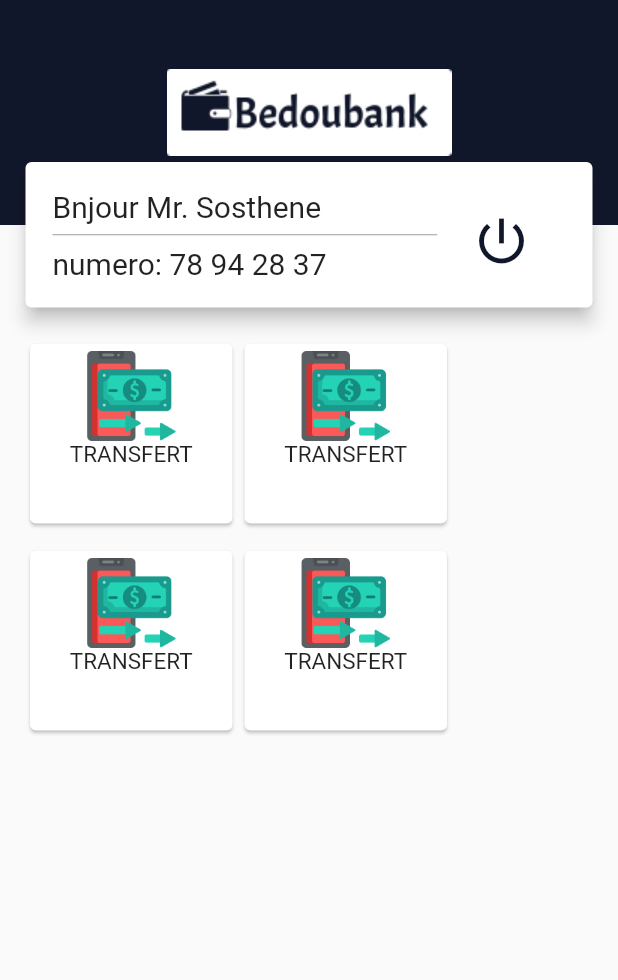
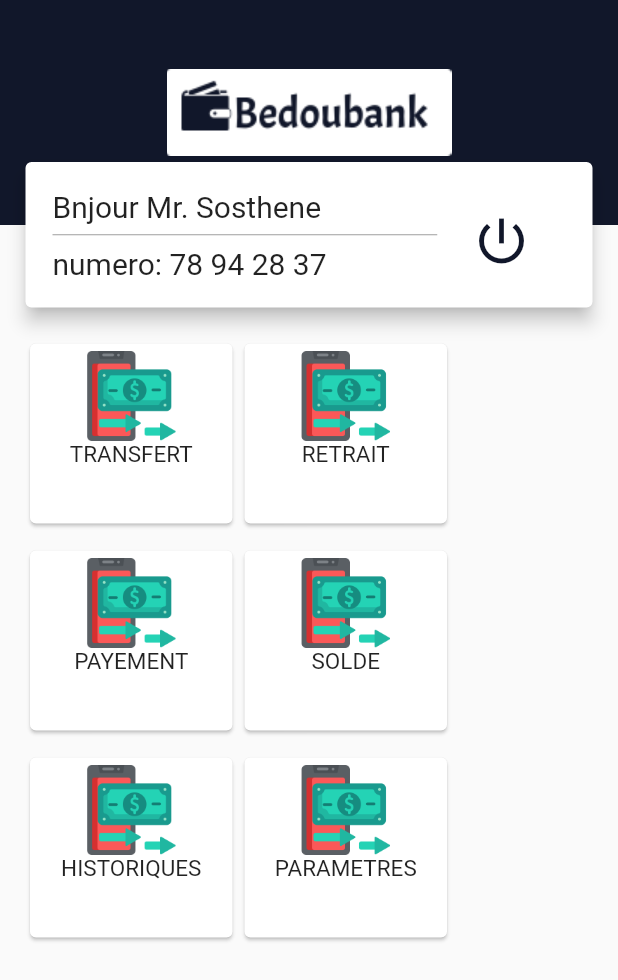
Before and after one commit to SimplonCI/bedoubankv2mobile, a Flutter app: the AccueilMembre screen opened directly, on a phone screen of 412 x 824 dp. Shown: the top 980 px of the screen. Run offline on Flutter 3.47's test engine with Material 2 defaults, Android fonts, the phone set to English and light mode, and no system bars; our stand-ins replace intro_slider.

Commit message:
premiere page de retrait ok

```diff
--- a/lib/home/homepage.dart
+++ b/lib/home/homepage.dart
@@ -1,5 +1,6 @@
 import 'package:flutter/material.dart';
 import 'package:flutter/cupertino.dart';
+import 'package:bedoubank/operations/transfert/transfert_home_page.dart';
 
 
 class AccueilMembre extends StatefulWidget {
@@ -15,15 +16,15 @@ class _AccueilMembreState extends State<AccueilMembre> {
   Widget build(BuildContext context) {
 
     return Scaffold(
-      body: Column(
+      body: SingleChildScrollView(
+        child: Column(
             children: <Widget>[
               // appel du header en bleu avec le logo
               new HomeScreenTopPart(),
               SizedBox(height: 10.0,),
               MyCards()
-
-
             ],
+        ),
       ),
     );
   }
@@ -59,8 +60,7 @@ class _MyCardsState extends State<MyCards> {
 
 
 
-    return SingleChildScrollView(
-      child: Padding(
+    return  Padding(
         padding: EdgeInsets.symmetric(horizontal: 16.0),
         child: Column(
           crossAxisAlignment: CrossAxisAlignment.start,
@@ -71,106 +71,9 @@ class _MyCardsState extends State<MyCards> {
           ],
         ),
 
-      ),
     );
   }
 }
-
-
-// BEGINING ON CARD CONTENTS WIDGETS
-
-
-class CardContents extends StatefulWidget {
-  @override
-  _CardContentsState createState() => _CardContentsState();
-}
-
-class _CardContentsState extends State<CardContents> {
-  @override
-  Widget build(BuildContext context) {
-    return SingleChildScrollView(
-      child: Stack(
-        children: <Widget>[
-          Container(
-            width: MediaQuery.of(context).size.width,
-            child: Column(
-              children: <Widget>[
-                Row(
-                  children: <Widget>[
-                    Card(
-                      child: Container(
-                        width: 135.0,
-                        height: 120.0,
-                        child: Column(
-                          children: <Widget>[
-                              Padding(padding: EdgeInsets.only(top: 5.0)),
-                            Image.asset('assets/images/transfer(1).png',width: 60.0,height: 60.0,),
-                            Text('TRANSFERT',style: TextStyle(fontSize: 15.0),)
-                          ],
-                        ),
-                      ),
-                    ),
-                    Card(
-                      child: Container(
-                        width: 135.0,
-                        height: 120.0,
-                        child: Column(
-                          children: <Widget>[
-                            Padding(padding: EdgeInsets.only(top: 5.0)),
-                            Image.asset('assets/images/transfer(1).png',width: 60.0,height: 60.0,),
-                            Text('TRANSFERT',style: TextStyle(fontSize: 15.0),)
-                          ],
-                        ),
-                      ),
-                    ),
-
-                  ],
-                ),
-
-                SizedBox(height: 10.0,),
-                Row(
-                  children: <Widget>[
-                    Card(
-                      child: Container(
-                        width: 135.0,
-                        height: 120.0,
-                        child: Column(
-                          children: <Widget>[
-                            Padding(padding: EdgeInsets.only(top: 5.0)),
-                            Image.asset('assets/images/transfer(1).png',width: 60.0,height: 60.0,),
-                            Text('TRANSFERT',style: TextStyle(fontSize: 15.0),)
-                          ],
-                        ),
-                      ),
-                    ),
-                    Card(
-                      child: Container(
-                        width: 135.0,
-                        height: 120.0,
-                        child: Column(
-                          children: <Widget>[
-                            Padding(padding: EdgeInsets.only(top: 5.0)),
-                            Image.asset('assets/images/transfer(1).png',width: 60.0,height: 60.0,),
-                            Text('TRANSFERT',style: TextStyle(fontSize: 15.0),)
-                          ],
-                        ),
-                      ),
-                    )
-                  ],
-                ),
-              ],
-            ),
-          )
-        ],
-      ),
-    );
-  }
-}
-
-
-// END OF WIDGET OF CARD CONTENTS
-
-
 
 
 
@@ -239,3 +142,147 @@ class _HomeScreenTopPartState extends State<HomeScreenTopPart> {
   }
 }
 // fiin fiin fiin fiinfiinfiinfiinfiin
+
+
+
+
+
+
+
+
+
+// BEGINING ON CARD CONTENTS WIDGETS
+
+
+class CardContents extends StatefulWidget {
+  @override
+  _CardContentsState createState() => _CardContentsState();
+}
+
+class _CardContentsState extends State<CardContents> {
+  @override
+  Widget build(BuildContext context) {
+    return Stack(
+        children: <Widget>[
+          Container(
+            width: MediaQuery.of(context).size.width,
+            child: Column(
+              children: <Widget>[
+                Row(
+                  children: <Widget>[
+                    GestureDetector(
+                      onTap: (){
+
+                        Navigator.of(context).push(
+                          MaterialPageRoute(
+                            // builder methods always take context!
+                            builder: (context) {
+                              return TransfertHomePage();
+                            },
+                          ),
+                        );
+
+                      },
+                      child: Card(
+                        child: Container(
+                          width: 135.0,
+                          height: 120.0,
+                          child: Column(
+                            children: <Widget>[
+                                Padding(padding: EdgeInsets.only(top: 5.0)),
+                              Image.asset('assets/images/transfer(1).png',width: 60.0,height: 60.0,),
+                              Text('TRANSFERT',style: TextStyle(fontSize: 15.0),)
+                            ],
+                          ),
+                        ),
+                      ),
+                    ),
+                    Card(
+                      child: Container(
+                        width: 135.0,
+                        height: 120.0,
+                        child: Column(
+                          children: <Widget>[
+                            Padding(padding: EdgeInsets.only(top: 5.0)),
+                            Image.asset('assets/images/transfer(1).png',width: 60.0,height: 60.0,),
+                            Text('RETRAIT',style: TextStyle(fontSize: 15.0),)
+                          ],
+                        ),
+                      ),
+                    ),
+
+                  ],
+                ),
+
+                SizedBox(height: 10.0,),
+                Row(
+                  children: <Widget>[
+                    Card(
+                      child: Container(
+                        width: 135.0,
+                        height: 120.0,
+                        child: Column(
+                          children: <Widget>[
+                            Padding(padding: EdgeInsets.only(top: 5.0)),
+                            Image.asset('assets/images/transfer(1).png',width: 60.0,height: 60.0,),
+                            Text('PAYEMENT',style: TextStyle(fontSize: 15.0),)
+                          ],
+                        ),
+                      ),
+                    ),
+                    Card(
+                      child: Container(
+                        width: 135.0,
+                        height: 120.0,
+                        child: Column(
+                          children: <Widget>[
+                            Padding(padding: EdgeInsets.only(top: 5.0)),
+                            Image.asset('assets/images/transfer(1).png',width: 60.0,height: 60.0,),
+                            Text('SOLDE',style: TextStyle(fontSize: 15.0),)
+                          ],
+                        ),
+                      ),
+                    )
+                  ],
+                ),
+                SizedBox(height: 10.0,),
+                Row(
+                  children: <Widget>[
+                    Card(
+                      child: Container(
+                        width: 135.0,
+                        height: 120.0,
+                        child: Column(
+                          children: <Widget>[
+                            Padding(padding: EdgeInsets.only(top: 5.0)),
+                            Image.asset('assets/images/transfer(1).png',width: 60.0,height: 60.0,),
+                            Text('HISTORIQUES',style: TextStyle(fontSize: 15.0),)
+                          ],
+                        ),
+                      ),
+                    ),
+                    Card(
+                      child: Container(
+                        width: 135.0,
+                        height: 120.0,
+                        child: Column(
+                          children: <Widget>[
+                            Padding(padding: EdgeInsets.only(top: 5.0)),
+                            Image.asset('assets/images/transfer(1).png',width: 60.0,height: 60.0,),
+                            Text('PARAMETRES',style: TextStyle(fontSize: 15.0),)
+                          ],
+                        ),
+                      ),
+                    )
+                  ],
+                ),
+              ],
+            ),
+          )
+        ],
+
+    );
+  }
+}
+
+// END OF WIDGET OF CARD CONTENTS
--- a/lib/main.dart
+++ b/lib/main.dart
@@ -12,7 +12,7 @@ class MonApp extends StatelessWidget{
     return new MaterialApp(
       home: new SplashScreen(),
       theme: new ThemeData(
-          primarySwatch: Colors.blue
+        primaryColor: Color(0xff11172A)
       ),
       debugShowCheckedModeBanner: false,
       routes: <String, WidgetBuilder>{
```
Also changed, not shown: lib/Auth/login_part_with_number.dart (+6 -2 lines), lib/Auth/login_part_with_secret_code.dart (+6 -2 lines), lib/operations/transfert/transfert_home_page.dart (added, +168 -0 lines), lib/operations/retrait/retrait_home_page.dart (added). Lines whose indentation alone changed are shown as unchanged.
